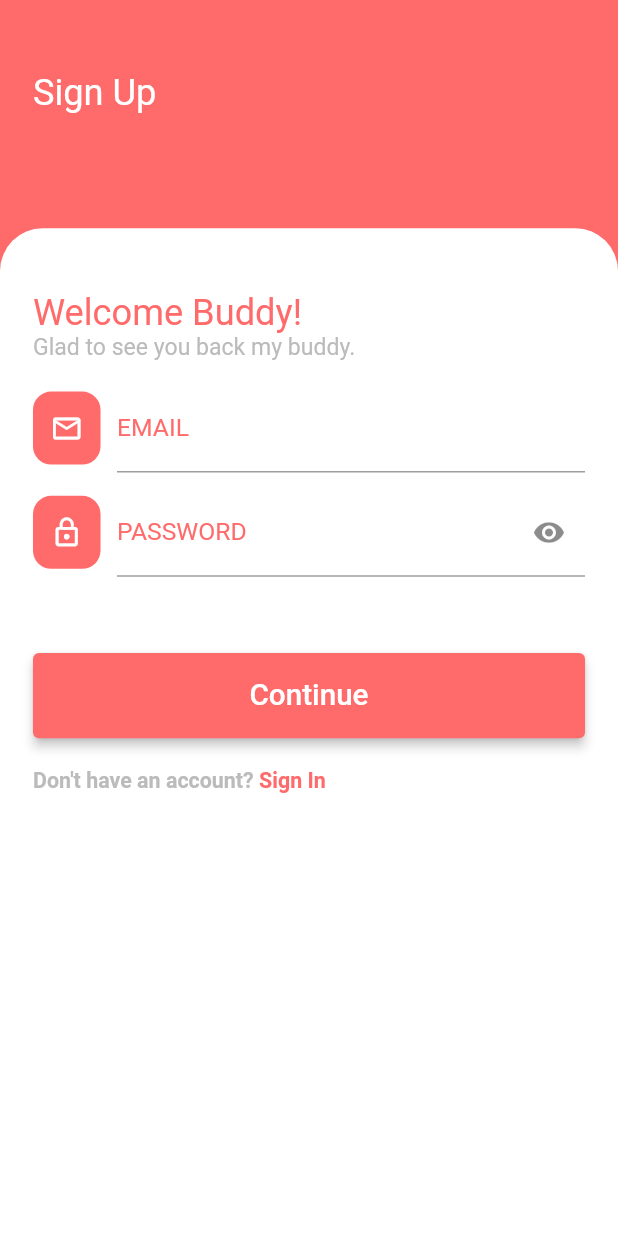
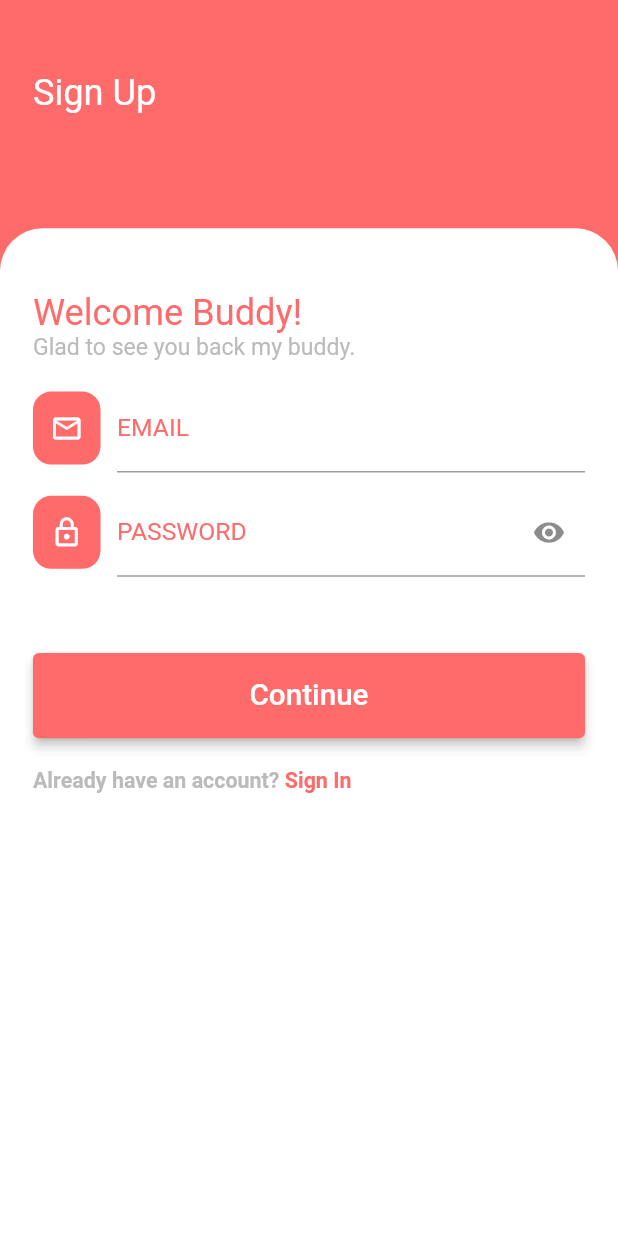
Before and after one commit to kazolcse264/Flutter_E-Commerce_Project, a Flutter app: the RegistrationScreen screen opened directly, on a phone screen of 412 x 824 dp. Run offline on Flutter 3.47's test engine with Material 2 defaults, Android fonts, the phone set to English and light mode, and no system bars; our stand-ins replace carousel_slider, cloud_firestore, dots_indicator, firebase_auth, firebase_core, flutter_screenutil and 1 more; accounts and stored records are empty.

Commit message:
SignUp Page is updated

```diff
--- a/lib/ui/registration_screen.dart
+++ b/lib/ui/registration_screen.dart
@@ -138,7 +138,7 @@ class _RegistrationScreenState extends State<RegistrationScreen> {
                               child: TextField(
                                 controller: _emailController,
                                 decoration: InputDecoration(
-                                  hintText: "thed9954@gmail.com",
+                                  //hintText: "thed9954@gmail.com",
                                   hintStyle: TextStyle(
                                     fontSize: 14.sp,
                                     color: Color(0xFF414041),
@@ -245,7 +245,7 @@ class _RegistrationScreenState extends State<RegistrationScreen> {
                         Wrap(
                           children: [
                             Text(
-                              "Don't have an account?",
+                              "Already have an account?",
                               style: TextStyle(
                                 fontSize: 13.sp,
                                 fontWeight: FontWeight.w600,
```
